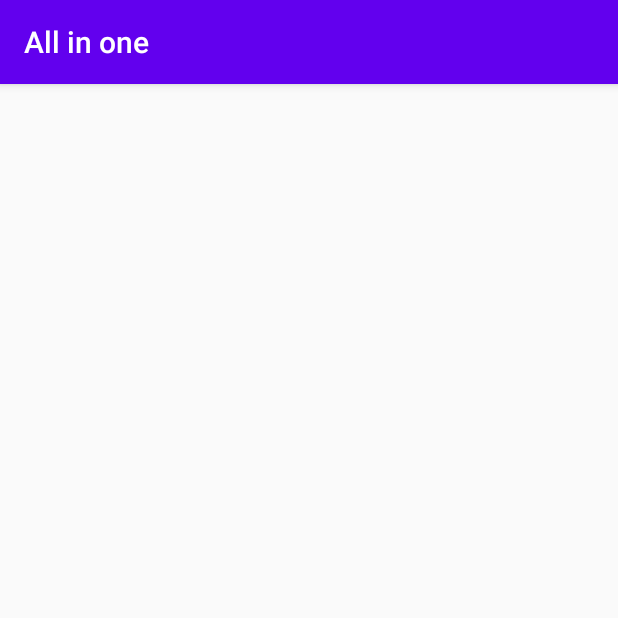
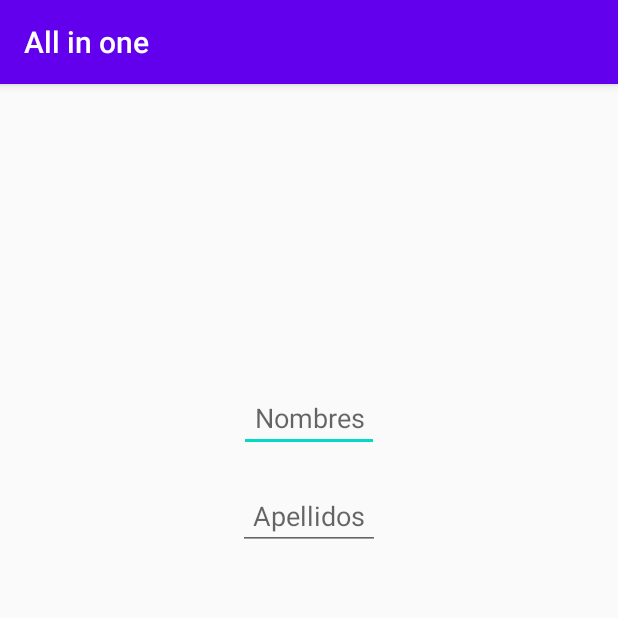
Before and after one commit to EduarRugamas/All-in-one-devexpertos, an Android app: the Ejercicio_3 screen opened directly, with no data from a screen before it, on a phone screen of 412 x 824 dp, the top half of it. Run offline under Robolectric (Android 15) with nearby library versions, the phone set to English and light mode, and no system bars.

Commit message:
activiy ejer3

```diff
--- a/app/src/main/res/layout/activity_ejercicio_3.xml
+++ b/app/src/main/res/layout/activity_ejercicio_3.xml
@@ -1,9 +1,34 @@
 <?xml version="1.0" encoding="utf-8"?>
-<androidx.constraintlayout.widget.ConstraintLayout xmlns:android="http://schemas.android.com/apk/res/android"
+<LinearLayout xmlns:android="http://schemas.android.com/apk/res/android"
     xmlns:app="http://schemas.android.com/apk/res-auto"
     xmlns:tools="http://schemas.android.com/tools"
     android:layout_width="match_parent"
     android:layout_height="match_parent"
+    android:orientation="vertical"
     tools:context=".Salarios.Ejercicio_3">
 
-</androidx.constraintlayout.widget.ConstraintLayout>
+    <EditText
+        android:id="@+id/nombre"
+        android:layout_width="wrap_content"
+        android:layout_height="45dp"
+        android:hint="Nombres"
+        android:inputType="number"
+        android:textAlignment="center"
+        android:layout_gravity="center"
+        android:layout_marginTop="200dp"
+        android:padding="10dp"
+        />
+
+    <EditText
+        android:id="@+id/apellidos"
+        android:layout_width="wrap_content"
+        android:layout_height="45dp"
+        android:hint="Apellidos"
+        android:inputType="number"
+        android:textAlignment="center"
+        android:layout_gravity="center"
+        android:layout_marginTop="20dp"
+        android:padding="10dp"
+        />
+
+</LinearLayout>
```
